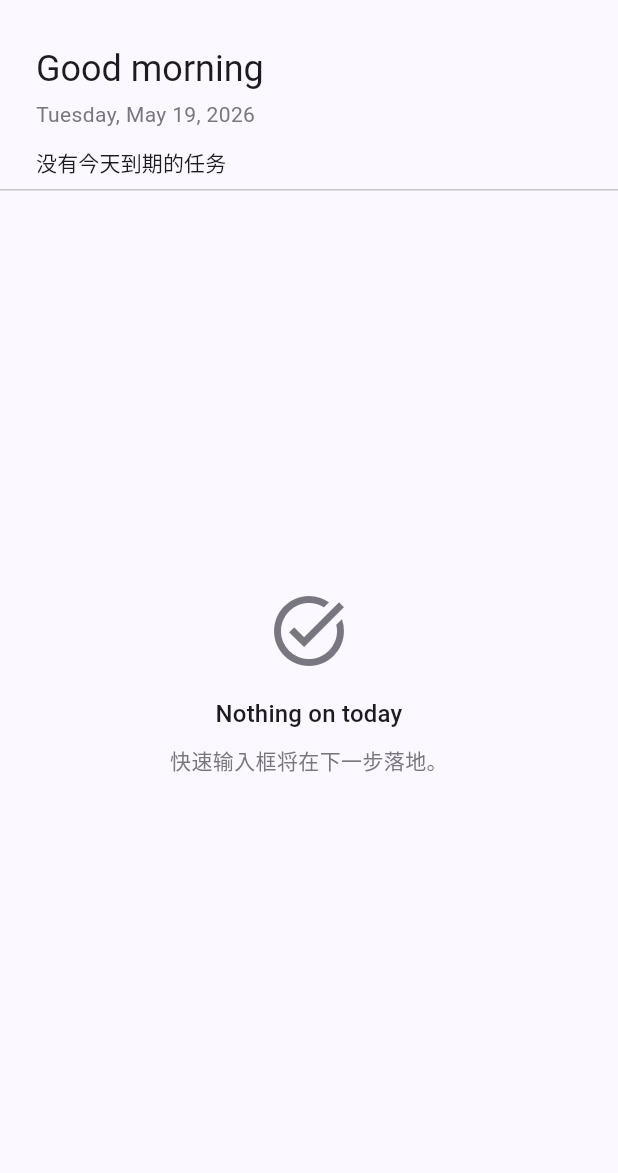
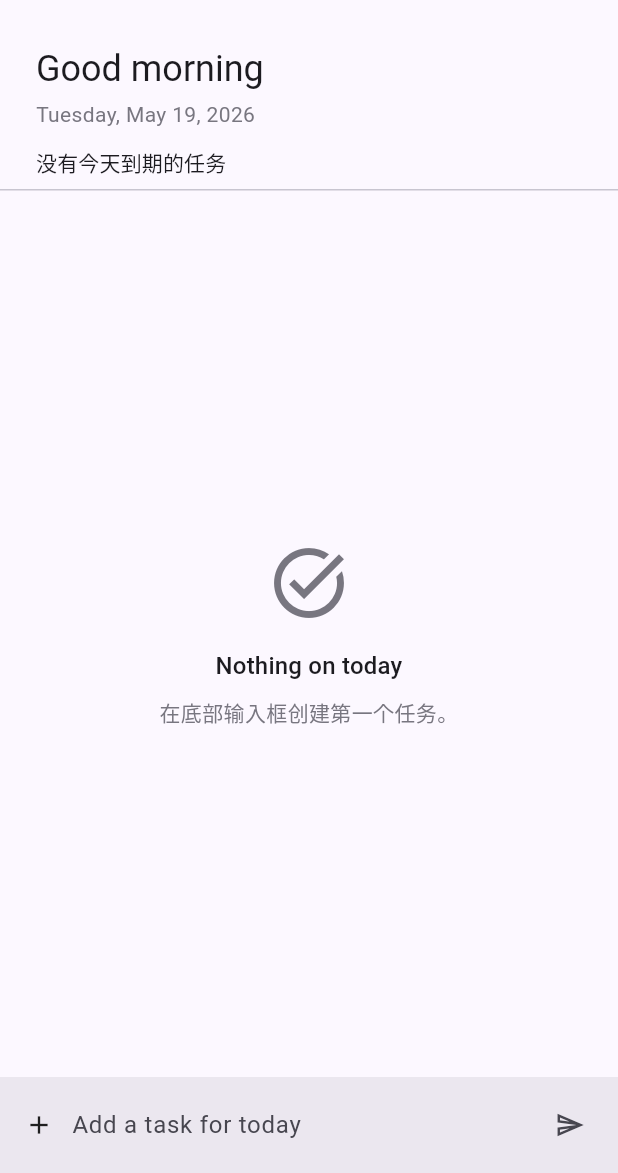
Before and after one commit to shiyi-projects/achievements, a Flutter app: the screen it shows after launch, on a phone screen of 412 x 824 dp, the part 63-1236 px from its top. Run offline on Flutter 3.47's test engine with Material 3 defaults, Android fonts, the phone set to English and light mode, and no system bars; our stand-ins replace drift, flutter_riverpod, go_router, riverpod_annotation, sqlite3_flutter_libs; missing offline and left inert: sqlite3; accounts and stored records are empty; generated files the repository leaves out were written again.

Commit message:
feat(frontend): quick task creation in today and list views
底部输入框收尾 Phase 1 step 2 第二个 commit:用户可在 Today / Inbox /
自定义清单里直接敲 Enter 创建任务,空字符串吞掉,提交期间 disable 控件。

- data/repositories/task_repository.dart
  * createTask(listId, title, dueAt?, starred?) 用 newId() 生成 UUIDv7,
    user_id = LOCAL_USER_ID,落 Drift Tasks 表
- data/repositories/list_repository.dart
  * inboxListProvider(@Riverpod keepAlive) 取 SystemListKind.inbox 行,
    smart-filter 视图下的快速创建目标
- shared/widgets/quick_create_input.dart(新)
  * StatefulWidget,TextField + 提交按钮,Enter / 点按钮均触发
  * trim 后空字符串忽略;_submitting 期间 disable + 不重入
  * onSubmit 是 Future<void> 回调,父组件决定如何落库
- features/today/today_page.dart
  * 底部挂 QuickCreateInput,onSubmit 解 inboxListProvider.future 后
    createTask(listId=inbox.id, dueAt=今天 23:59),新建任务立刻通过
    watchToday 的 dueAt 过滤显示在 Today 列表
- features/list_view/list_page.dart
  * 仅当 current 为 Inbox 或非系统(用户)清单时显示 QuickCreate
    (smart filters important/planned/all/completed/trash 不允许直接创建)
  * onSubmit 创建到 current.id

flutter analyze: No issues found
flutter test: 1 passed

```diff
--- a/frontend/lib/features/today/today_page.dart
+++ b/frontend/lib/features/today/today_page.dart
@@ -1,21 +1,26 @@
 import 'package:achievements/data/local/database.dart';
+import 'package:achievements/data/repositories/list_repository.dart';
 import 'package:achievements/data/repositories/task_repository.dart';
 import 'package:achievements/shared/widgets/empty_state.dart';
+import 'package:achievements/shared/widgets/quick_create_input.dart';
 import 'package:flutter/material.dart';
 import 'package:flutter_riverpod/flutter_riverpod.dart';
 import 'package:intl/intl.dart';
 
 /// Today 页面主体(不含 Scaffold / AppBar,由外层 AppShell 提供)。
 ///
-/// Phase 1 step 1:欢迎语 / 日期 / 任务计数 / 任务列表 / 空状态。
-/// 后续 step 补:快速创建输入框、已完成折叠、连续完成天数、下拉刷新。
+/// Phase 1 step 2:欢迎语 / 日期 / 任务计数 / 任务列表 / 底部快速创建。
+/// 任务创建落 Inbox 清单,dueAt = 今天 23:59,确保新建任务立刻出现在 Today。
 class TodayPage extends ConsumerWidget {
   const TodayPage({super.key});
 
   @override
   Widget build(BuildContext context, WidgetRef ref) {
     final tasksAsync = ref.watch(tasksForCurrentListProvider);
-    return tasksAsync.when(
+    return Column(
+      children: [
+        Expanded(
+          child: tasksAsync.when(
             loading: () => const Center(child: CircularProgressIndicator()),
             error: (e, st) => Center(
               child: Padding(
@@ -24,7 +29,24 @@ class TodayPage extends ConsumerWidget {
               ),
             ),
             data: (tasks) => _TodayBody(tasks: tasks, now: DateTime.now()),
+          ),
+        ),
+        QuickCreateInput(
+          hint: 'Add a task for today',
+          onSubmit: (title) => _createForToday(ref, title),
+        ),
+      ],
     );
+  }
+
+  Future<void> _createForToday(WidgetRef ref, String title) async {
+    final inbox = await ref.read(inboxListProvider.future);
+    if (inbox == null) return;
+    final now = DateTime.now();
+    final due = DateTime(now.year, now.month, now.day, 23, 59);
+    await ref
+        .read(taskRepositoryProvider)
+        .createTask(listId: inbox.id, title: title, dueAt: due);
   }
 }
 
@@ -71,7 +93,7 @@ class _TodayBody extends StatelessWidget {
               ? const EmptyState(
                   icon: Icons.task_alt_outlined,
                   title: 'Nothing on today',
-                  subtitle: '快速输入框将在下一步落地。',
+                  subtitle: '在底部输入框创建第一个任务。',
                 )
               : ListView.separated(
                   itemCount: tasks.length,
--- /dev/null
+++ b/frontend/lib/shared/widgets/quick_create_input.dart
@@ -0,0 +1,80 @@
+import 'package:flutter/material.dart';
+
+/// 底部快速创建任务输入框。
+///
+/// 仅负责呈现 + 收集输入,创建任务的副作用由调用方在 [onSubmit] 里完成
+/// (拿到去空后的 title 字符串)。空字符串会被吞掉,不触发回调。
+class QuickCreateInput extends StatefulWidget {
+  const QuickCreateInput({
+    required this.onSubmit,
+    this.hint = 'Add a task',
+    super.key,
+  });
+
+  final Future<void> Function(String title) onSubmit;
+  final String hint;
+
+  @override
+  State<QuickCreateInput> createState() => _QuickCreateInputState();
+}
+
+class _QuickCreateInputState extends State<QuickCreateInput> {
+  final _controller = TextEditingController();
+  final _focusNode = FocusNode();
+  bool _submitting = false;
+
+  @override
+  void dispose() {
+    _controller.dispose();
+    _focusNode.dispose();
+    super.dispose();
+  }
+
+  Future<void> _submit() async {
+    final raw = _controller.text.trim();
+    if (raw.isEmpty || _submitting) return;
+    setState(() => _submitting = true);
+    try {
+      await widget.onSubmit(raw);
+      _controller.clear();
+      _focusNode.requestFocus();
+    } finally {
+      if (mounted) setState(() => _submitting = false);
+    }
+  }
+
+  @override
+  Widget build(BuildContext context) {
+    final theme = Theme.of(context);
+    return Material(
+      color: theme.colorScheme.surfaceContainerHigh,
+      child: Padding(
+        padding: const EdgeInsets.fromLTRB(16, 8, 8, 8),
+        child: Row(
+          children: [
+            const Icon(Icons.add, size: 20),
+            const SizedBox(width: 12),
+            Expanded(
+              child: TextField(
+                controller: _controller,
+                focusNode: _focusNode,
+                enabled: !_submitting,
+                onSubmitted: (_) => _submit(),
+                textInputAction: TextInputAction.done,
+                decoration: InputDecoration(
+                  hintText: widget.hint,
+                  border: InputBorder.none,
+                ),
+              ),
+            ),
+            IconButton(
+              icon: const Icon(Icons.send_outlined, size: 20),
+              onPressed: _submitting ? null : _submit,
+              tooltip: 'Create',
+            ),
+          ],
+        ),
+      ),
+    );
+  }
+}
```
Also changed, not shown: frontend/lib/data/repositories/list_repository.dart (+8 -0 lines), frontend/lib/data/repositories/task_repository.dart (+27 -0 lines), frontend/lib/features/list_view/list_page.dart (+31 -2 lines), frontend/lib/data/repositories/list_repository.g.dart. Lines whose indentation alone changed are shown as unchanged.
